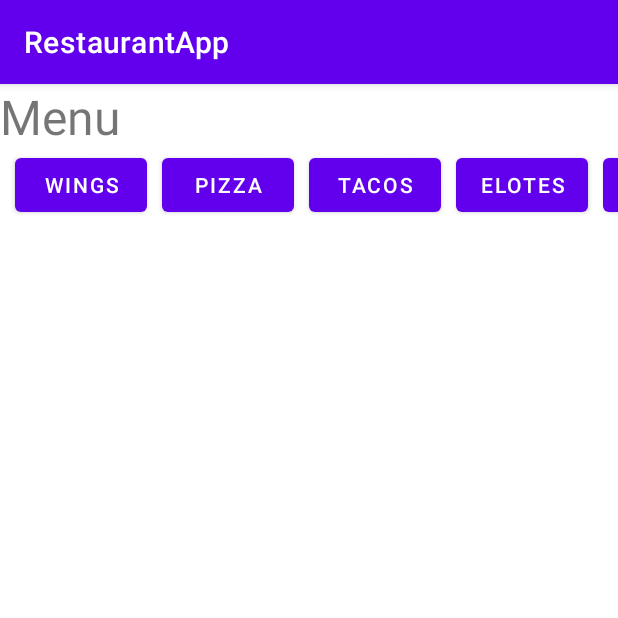
After one commit to Eterrazas1215/Restaurant-App, an Android app: the foodmenu screen opened directly, with no data from a screen before it, on a phone screen of 412 x 824 dp, the top half of it. The commit adds this screen. Run offline under Robolectric (Android 15) with nearby library versions, the phone set to English and light mode, and no system bars.

Commit message:
foodmenu created

```diff
--- a/app/src/main/AndroidManifest.xml
+++ b/app/src/main/AndroidManifest.xml
@@ -45,6 +45,9 @@
             android:name=".Payment"
             android:exported="false" />
         <activity
+            android:name=".foodmenu"
+            android:exported="false" />
+        <activity
             android:name=".cover_page"
             android:exported="true"
             android:label="@string/app_name"
--- /dev/null
+++ b/app/src/main/java/com/example/restaurantapp/foodmenu.java
@@ -0,0 +1,12 @@
+package com.example.restaurantapp;
+
+import android.os.Bundle;
+
+import androidx.appcompat.app.AppCompatActivity;
+
+public class foodmenu extends AppCompatActivity {
+    protected void onCreate(Bundle savedInstanceState) {
+        super.onCreate(savedInstanceState);
+        setContentView(R.layout.foodmenu);
+    }
+}
--- /dev/null
+++ b/app/src/main/res/drawable/custom_black_button.xml
@@ -0,0 +1,6 @@
+<?xml version="1.0" encoding="utf-8"?>
+<shape xmlns:android="http://schemas.android.com/apk/res/android">
+
+    <solid android:color="@color/black"/>
+    <corners android:radius="100dp"/>
+</shape>
--- /dev/null
+++ b/app/src/main/res/drawable/custom_white_button.xml
@@ -0,0 +1,6 @@
+<?xml version="1.0" encoding="utf-8"?>
+<shape xmlns:android="http://schemas.android.com/apk/res/android">
+
+    <solid android:color="@color/white"/>
+    <corners android:radius="100dp"/>
+</shape>
--- /dev/null
+++ b/app/src/main/res/layout/foodmenu.xml
@@ -0,0 +1,70 @@
+<?xml version="1.0" encoding="utf-8"?>
+<androidx.constraintlayout.widget.ConstraintLayout xmlns:android="http://schemas.android.com/apk/res/android"
+    xmlns:app="http://schemas.android.com/apk/res-auto"
+    xmlns:tools="http://schemas.android.com/tools"
+    android:layout_width="match_parent"
+    android:layout_height="match_parent">
+
+    <TextView
+        android:id="@+id/menutitle"
+        android:layout_width="wrap_content"
+        android:layout_height="wrap_content"
+        android:text="Menu"
+        android:textSize="32sp"
+        tools:layout_editor_absoluteX="174dp"
+        tools:layout_editor_absoluteY="113dp" />
+
+    <HorizontalScrollView
+        android:layout_width="0dp"
+        android:layout_height="wrap_content"
+        app:layout_constraintEnd_toEndOf="parent"
+        app:layout_constraintStart_toStartOf="parent"
+        app:layout_constraintTop_toBottomOf="@+id/menutitle"
+        android:layout_marginBottom="26dp"
+        android:scrollbars="none">
+
+
+        <LinearLayout
+            android:layout_width="wrap_content"
+            android:layout_height="match_parent"
+            android:orientation="horizontal">
+
+            <Button
+                android:id="@+id/wings_button"
+                android:layout_width="match_parent"
+                android:layout_height="wrap_content"
+                android:layout_marginStart="10dp"
+                android:layout_marginLeft="10dp"
+                android:text="Wings" />
+
+            <Button
+                android:id="@+id/pizza_button"
+                android:layout_width="match_parent"
+                android:layout_height="wrap_content"
+                android:layout_marginStart="10dp"
+                android:layout_marginLeft="10dp"
+                android:text="Pizza"/>
+            <Button
+                android:id="@+id/Tacos_button"
+                android:layout_width="match_parent"
+                android:layout_height="wrap_content"
+                android:layout_marginStart="10dp"
+                android:layout_marginLeft="10dp"
+                android:text="Tacos"/>
+            <Button
+                android:id="@+id/elotes_button"
+                android:layout_width="match_parent"
+                android:layout_height="wrap_content"
+                android:layout_marginStart="10dp"
+                android:layout_marginLeft="10dp"
+                android:text="Elotes"/>
+            <Button
+                android:id="@+id/desserts_button"
+                android:layout_width="match_parent"
+                android:layout_height="wrap_content"
+                android:layout_marginStart="10dp"
+                android:layout_marginLeft="10dp"
+                android:text="Desserts" />
+        </LinearLayout>
+    </HorizontalScrollView>
+</androidx.constraintlayout.widget.ConstraintLayout>
```
Also changed, not shown: app/src/main/java/com/example/restaurantapp/cover_page.java (+9 -1 lines), app/src/main/res/layout/cover_page.xml (+12 -0 lines).
